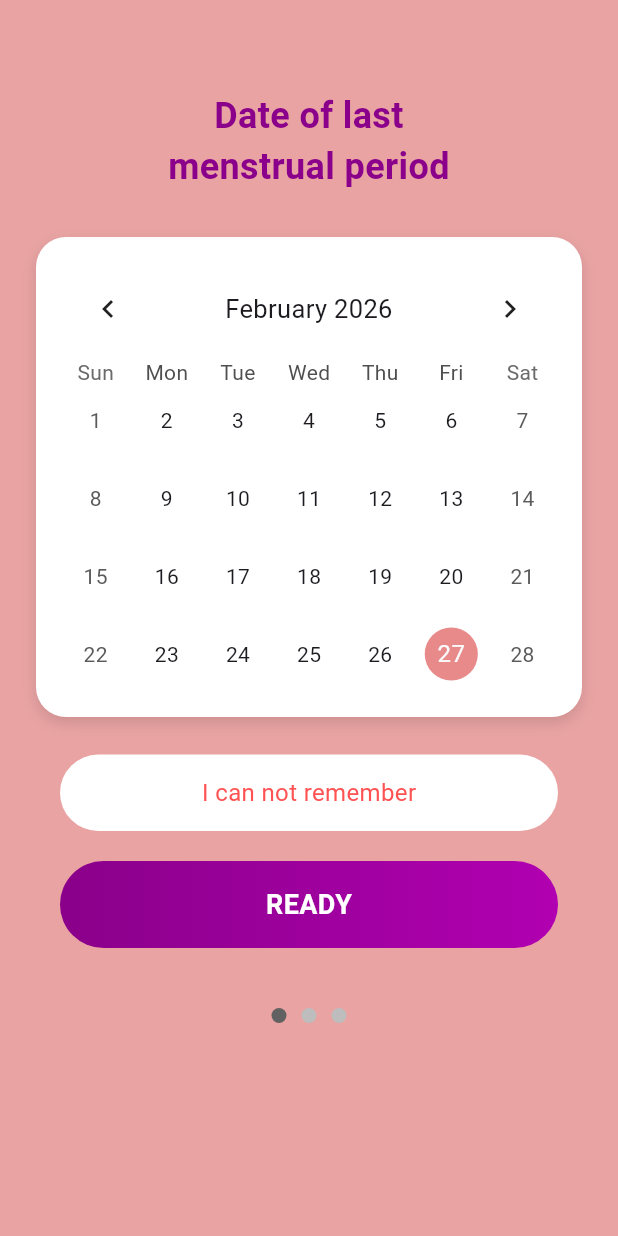
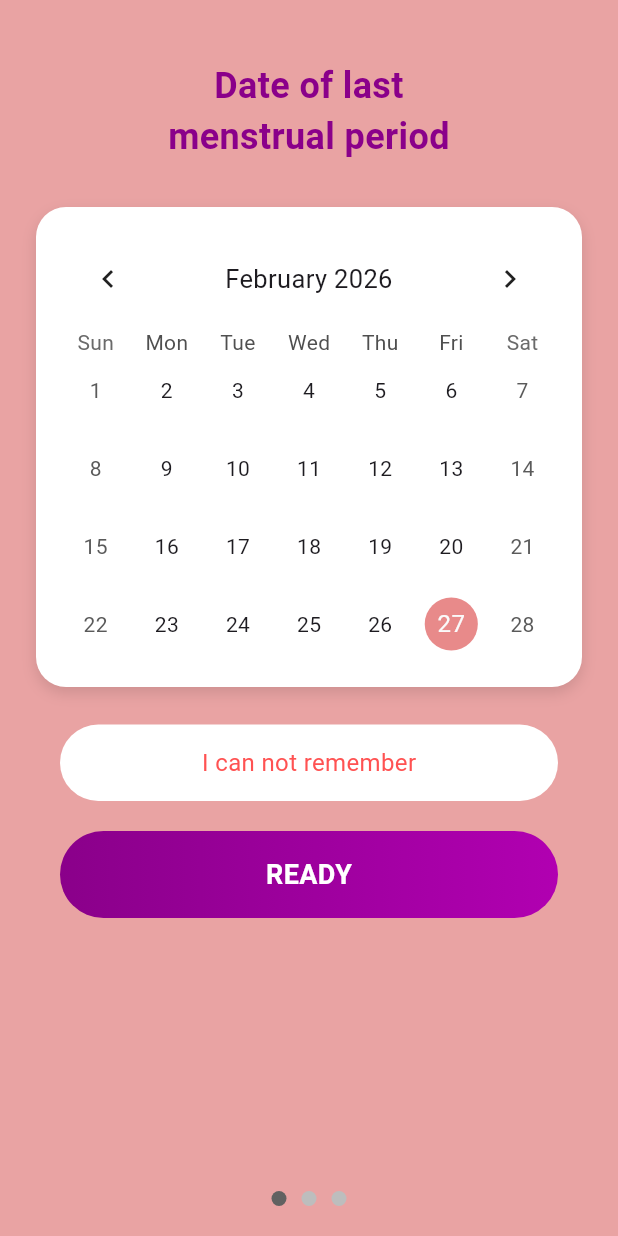
Before and after one commit to pimmada024/moonflow, a Flutter app: the screen it shows after launch, on a phone screen of 412 x 824 dp. Run offline on Flutter 3.47's test engine with Material 3 defaults, Android fonts, the phone set to English and light mode, and no system bars; drawn by our look-alikes of table_calendar; our stand-ins replace shared_preferences, supabase_flutter; accounts and stored records are empty.

```diff
--- a/lib/page/select_period_page.dart
+++ b/lib/page/select_period_page.dart
@@ -21,10 +21,17 @@ class _SelectPeriodScreenState extends State<SelectPeriodScreen> {
     return Scaffold(
       backgroundColor: const Color(0xFFE9A3A3),
       body: SafeArea(
-        child: SingleChildScrollView(
-          child: Padding(
-            padding: const EdgeInsets.symmetric(vertical: 20),
+        child: LayoutBuilder(
+          builder: (context, constraints) {
+            return SingleChildScrollView(
+              child: ConstrainedBox(
+                constraints: BoxConstraints(
+                  minHeight: constraints.maxHeight,
+                ),
                 child: Column(
+                  mainAxisAlignment: MainAxisAlignment.spaceBetween,
+                  children: [
+                    Column(
                       children: [
                         const SizedBox(height: 40),
 
@@ -170,10 +177,12 @@ class _SelectPeriodScreenState extends State<SelectPeriodScreen> {
                             ),
                           ),
                         ),
+                      ],
+                    ),
 
-                const SizedBox(height: 40),
-
-                Row(
+                    Padding(
+                      padding: const EdgeInsets.only(bottom: 20),
+                      child: Row(
                         mainAxisAlignment:
                             MainAxisAlignment.center,
                         children: [
@@ -182,11 +191,12 @@ class _SelectPeriodScreenState extends State<SelectPeriodScreen> {
                           _dot(false),
                         ],
                       ),
-
-                const SizedBox(height: 20),
+                    ),
                   ],
                 ),
               ),
+            );
+          },
         ),
       ),
     );
```
Also changed, not shown: lib/logic/cycle_calculator.dart (+17 -17 lines), lib/logic/home_cycle_controller.dart (+37 -5 lines), lib/page/calendar_page.dart (+18 -10 lines), lib/services/cycle_service.dart (+48 -43 lines). Lines whose indentation alone changed are shown as unchanged.
